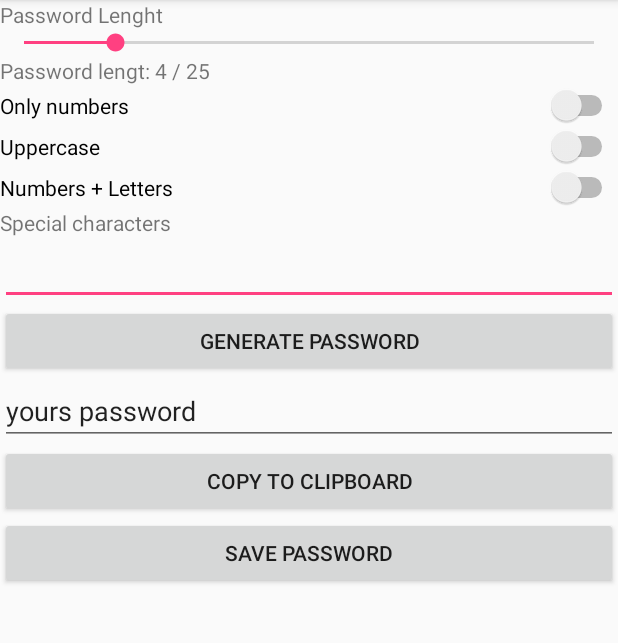
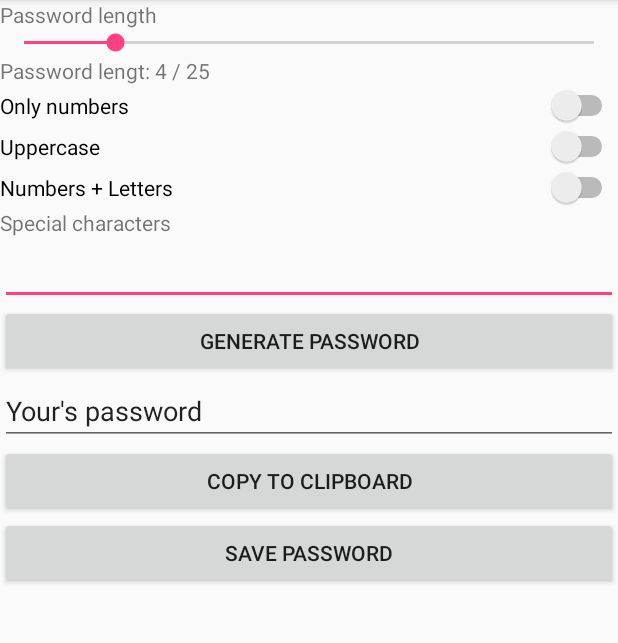
Before and after one commit to czomo/PasswordGenerator, an Android app: the screen it shows after launch (MainActivity), on a phone screen of 412 x 824 dp, the part 84-727 px from its top. Run offline under Robolectric (Android 15) with nearby library versions, the phone set to English and light mode, and no system bars.

Commit message:
fixed string and logo update

```diff
--- a/app/src/main/java/com/example/tomek/passwordgenerator/Bank.java
+++ b/app/src/main/java/com/example/tomek/passwordgenerator/Bank.java
@@ -18,9 +18,7 @@ import android.widget.Toast;
 
 import com.example.tomek.passwordgenerator.Helper.DBHelper;
 
-/**
- * Created by Tomek on 11.07.2018.
- */
+
 
 public class Bank extends AppCompatActivity {
     static String mySum = "";
@@ -64,6 +62,7 @@ public class Bank extends AppCompatActivity {
                 mySum = intent.getStringExtra("key");
                 DBHelper.getInstance(Bank.this).insertWebsite(website.getText().toString());
                 reload();
+                Toast.makeText(getApplicationContext(), "Added!", Toast.LENGTH_SHORT).show();
             }
         });
         btnUpdate.setOnClickListener(new View.OnClickListener() {
--- a/app/src/main/res/layout/activity_main.xml
+++ b/app/src/main/res/layout/activity_main.xml
@@ -19,7 +19,7 @@
             <TextView
                 android:layout_width="match_parent"
                 android:layout_height="wrap_content"
-                android:text="Password Lenght" />
+                android:text="@string/textLen" />
 
             <SeekBar
                 android:id="@+id/seekbar"
@@ -31,61 +31,63 @@
                 android:id="@+id/seektext"
                 android:layout_width="match_parent"
                 android:layout_height="wrap_content"
-                android:text="Pass lenght" />
+                android:text="@string/textLen2" />
 
             <Switch
                 android:id="@+id/numbersOnly"
                 android:layout_width="match_parent"
                 android:layout_height="wrap_content"
-                android:text="Only numbers" />
+                android:text="@string/swiNum" />
 
             <Switch
                 android:id="@+id/uppercase"
                 android:layout_width="match_parent"
                 android:layout_height="wrap_content"
-                android:text="Uppercase" />
+                android:text="@string/swiUpp" />
 
             <Switch
                 android:id="@+id/numbers"
                 android:layout_width="match_parent"
                 android:layout_height="wrap_content"
-                android:text="Numbers + Letters" />
+                android:text="@string/swiUandL" />
 
             <TextView
                 android:layout_width="match_parent"
                 android:layout_height="wrap_content"
-                android:text="Special characters" />
+                android:text="@string/swiSpe" />
 
             <EditText
                 android:id="@+id/specchar"
                 android:layout_width="match_parent"
                 android:layout_height="wrap_content"
-                android:focusableInTouchMode="true"/>
+                android:windowSoftInputMode="stateHidden"
+
+                />
 
             <Button
                 android:id="@+id/passwordbtn"
                 android:layout_width="match_parent"
                 android:layout_height="wrap_content"
-                android:text="Generate password" />
+                android:text="@string/butGen" />
 
             <EditText
                 android:id="@+id/password"
                 android:layout_width="match_parent"
                 android:layout_height="wrap_content"
                 android:focusableInTouchMode="true"
-                android:text="yours password" />
+                android:text="@string/ediPas" />
 
             <Button
                 android:id="@+id/passwordcopy"
                 android:layout_width="match_parent"
                 android:layout_height="wrap_content"
-                android:text="COPY TO CLIPBOARD" />
+                android:text="@string/butCop" />
 
             <Button
                 android:id="@+id/passwordsave"
                 android:layout_width="match_parent"
                 android:layout_height="wrap_content"
-                android:text="SAVE PASSWORD" />
+                android:text="@string/butSav" />
 
         </LinearLayout>
     </ScrollView>
--- a/app/src/main/res/values/strings.xml
+++ b/app/src/main/res/values/strings.xml
@@ -1,3 +1,19 @@
 <resources>
     <string name="app_name">PasswordGenerator</string>
+    <string name="textLen">Password length</string>
+    <string name="textLen2">Pass length</string>
+    <string name="swiNum">Only numbers</string>
+    <string name="swiUpp">Uppercase</string>
+    <string name="swiUandL">Numbers + Letters</string>
+    <string name="swiSpe">Special characters</string>
+    <string name="butGen">Generate password</string>
+    <string name="ediPas">Your\'s password</string>
+    <string name="butCop">Copy to clipboard</string>
+    <string name="butSav">Save password</string>
+    <string name="butAdd">Add</string>
+    <string name="butUpt">Update</string>
+    <string name="butDel">Delete</string>
+    <string name="butBac">Back</string>
+    <string name="ediweb">Website</string>
+
 </resources>
```
Also changed, not shown: app/src/main/res/layout/bank.xml (+5 -5 lines), app/src/main/res/mipmap-hdpi/ic_launcher.png, app/src/main/res/mipmap-mdpi/ic_launcher.png, app/src/main/res/mipmap-xhdpi/ic_launcher.png, app/src/main/res/mipmap-xxhdpi/ic_launcher.png, app/src/main/res/mipmap-xxxhdpi/ic_launcher.png.
